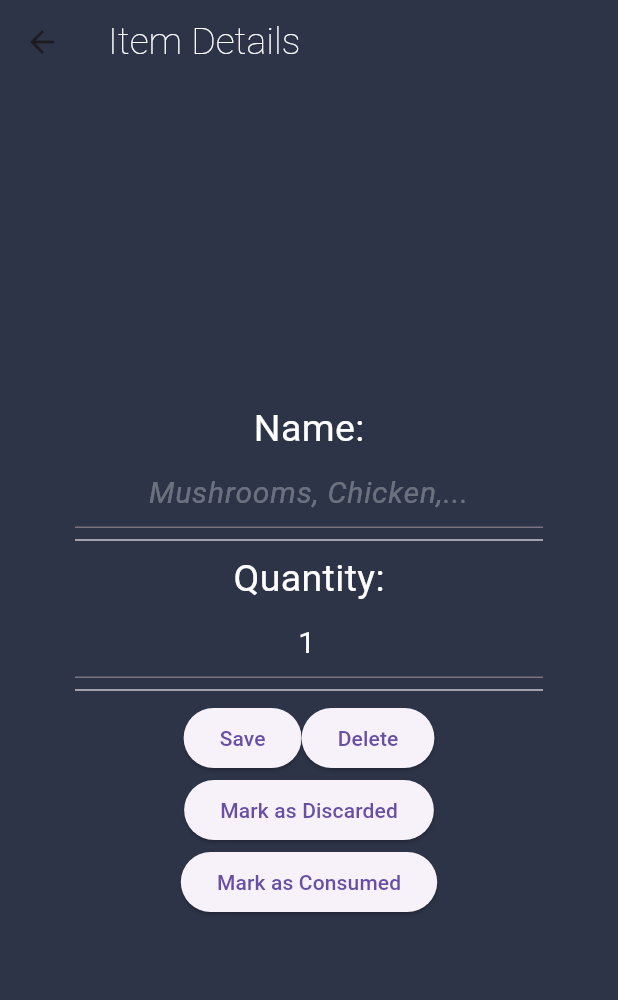
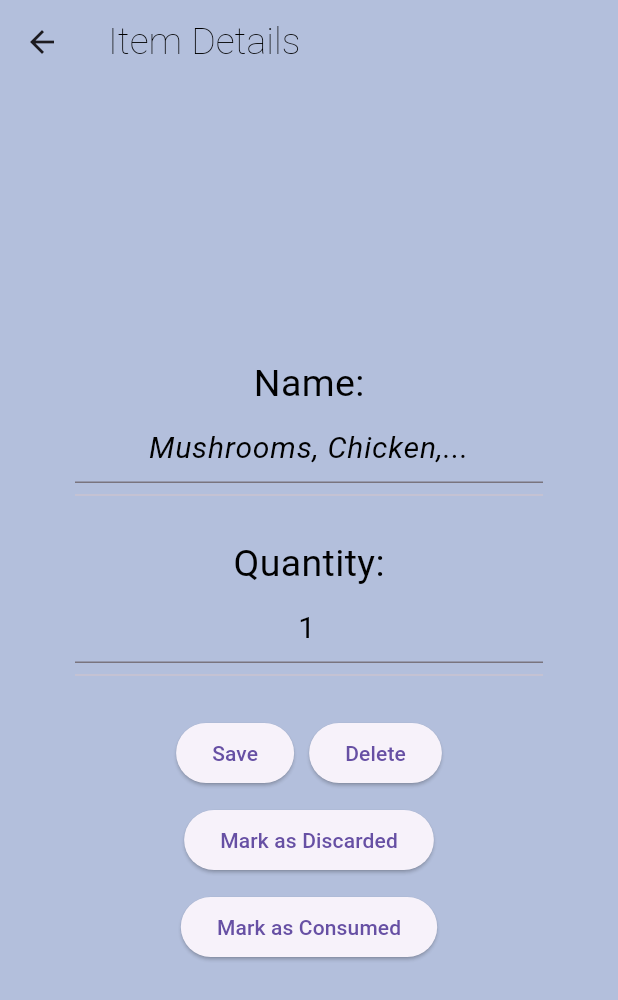
Before and after one commit to azizakurbonova/Pantry-Buddy, a Flutter app: the ItemDetails screen opened directly with empty values, on a phone screen of 412 x 824 dp. Shown: the top 1000 px of the screen. Run offline on Flutter 3.47's test engine with Material 3 defaults, Android fonts, the phone set to English and light mode, and no system bars; our stand-ins replace csv, firebase_auth, firebase_core, firebase_database, flutter_speed_dial; missing offline and left inert: dart:js_interop, flutter_barcode_scanner, string_similarity; accounts and stored records are empty.

Commit message:
minor edit item ui changes

```diff
--- a/pantrybuddy/lib/Display/groceryDetails.dart
+++ b/pantrybuddy/lib/Display/groceryDetails.dart
@@ -45,11 +45,11 @@ class _FoodDetailsState extends State<ItemDetails> {
   @override
   Widget build(BuildContext context) {
     return Scaffold(
-        backgroundColor: const Color(0xFF2D3447),
+        backgroundColor: Color.fromARGB(153, 104, 127, 185).withOpacity(.5),
         appBar: AppBar(
           title: const Text('Item Details',
               style: TextStyle(
-                  color: Colors.white,
+                  color: Colors.black,
                   fontSize: 25.0,
                   fontWeight: FontWeight.w100)),
           backgroundColor: Colors.transparent,
@@ -67,17 +67,19 @@ class _FoodDetailsState extends State<ItemDetails> {
             child:
                 Column(mainAxisAlignment: MainAxisAlignment.center, children: [
               const Text("Name:",
-                  style: TextStyle(fontSize: 25.0, color: Colors.white)),
+                  style: TextStyle(fontSize: 25.0, color: Colors.black)),
               GroceryNameField(
                 nameController: _nameController,
               ),
               const Divider(),
+              const SizedBox(height:20),
               const Text(
                 'Quantity:',
-                style: TextStyle(fontSize: 25.0, color: Colors.white),
+                style: TextStyle(fontSize: 25.0, color: Colors.black),
               ),
               GroceryQuantityField(quantityController: _quantityController),
               Divider(),
+              const SizedBox(height:20),
               Column(
                 children: [
                   Row(
@@ -128,6 +130,7 @@ class _FoodDetailsState extends State<ItemDetails> {
                         },
                         child: const Text('Save'),
                       ),
+                      const SizedBox(width:10),
                       ElevatedButton(
                         onPressed: () async {
                           FoodInventory pantry = await fetchPantry();
@@ -155,6 +158,7 @@ class _FoodDetailsState extends State<ItemDetails> {
                       ),
                     ],
                   ),
+                  const SizedBox(height:10),
                   ElevatedButton(
                     onPressed: () async {
                       FoodInventory pantry = await fetchPantry();
@@ -178,6 +182,7 @@ class _FoodDetailsState extends State<ItemDetails> {
                     },
                     child: const Text('Mark as Discarded'),
                   ),
+                  const SizedBox(height:10),
                   ElevatedButton(
                     onPressed: () async {
                       FoodInventory pantry = await fetchPantry();
--- a/pantrybuddy/lib/Display/groceryNameField.dart
+++ b/pantrybuddy/lib/Display/groceryNameField.dart
@@ -20,16 +20,16 @@ class _FoodNameTextFieldState extends State<GroceryNameField> {
         TextField(
           controller: widget._nameController,
           textAlign: TextAlign.center,
-          cursorColor: Colors.white,
+          cursorColor: Colors.black,
           decoration: const InputDecoration(
               hintText: "Mushrooms, Chicken,...",
               hintStyle: TextStyle(
                   fontStyle: FontStyle.italic,
-                  color: Colors.white30,
+                  color: Colors.black,
                   fontSize: 20.0),
               focusedBorder: UnderlineInputBorder(
                   borderSide: BorderSide(color: Colors.white))),
-          style: const TextStyle(color: Colors.white, fontSize: 20.0),
+          style: const TextStyle(color: Colors.black, fontSize: 20.0),
         ),
       ],
     );
--- a/pantrybuddy/lib/Display/groceryQuantityField.dart
+++ b/pantrybuddy/lib/Display/groceryQuantityField.dart
@@ -19,16 +19,16 @@ class GroceryQuantityField extends StatelessWidget {
       controller: _quantityController,
       keyboardType: TextInputType.number,
       textAlign: TextAlign.center,
-      cursorColor: Colors.white,
+      cursorColor: Colors.black,
       decoration: const InputDecoration(
           hintText: "Enter quantity",
           hintStyle: TextStyle(
               fontStyle: FontStyle.italic,
-              color: Colors.white30,
+              color: Colors.black,
               fontSize: 20.0),
           focusedBorder: UnderlineInputBorder(
               borderSide: BorderSide(color: Colors.white))),
-      style: const TextStyle(color: Colors.white, fontSize: 20.0),
+      style: const TextStyle(color: Colors.black, fontSize: 20.0),
     );
   }
 }
```
